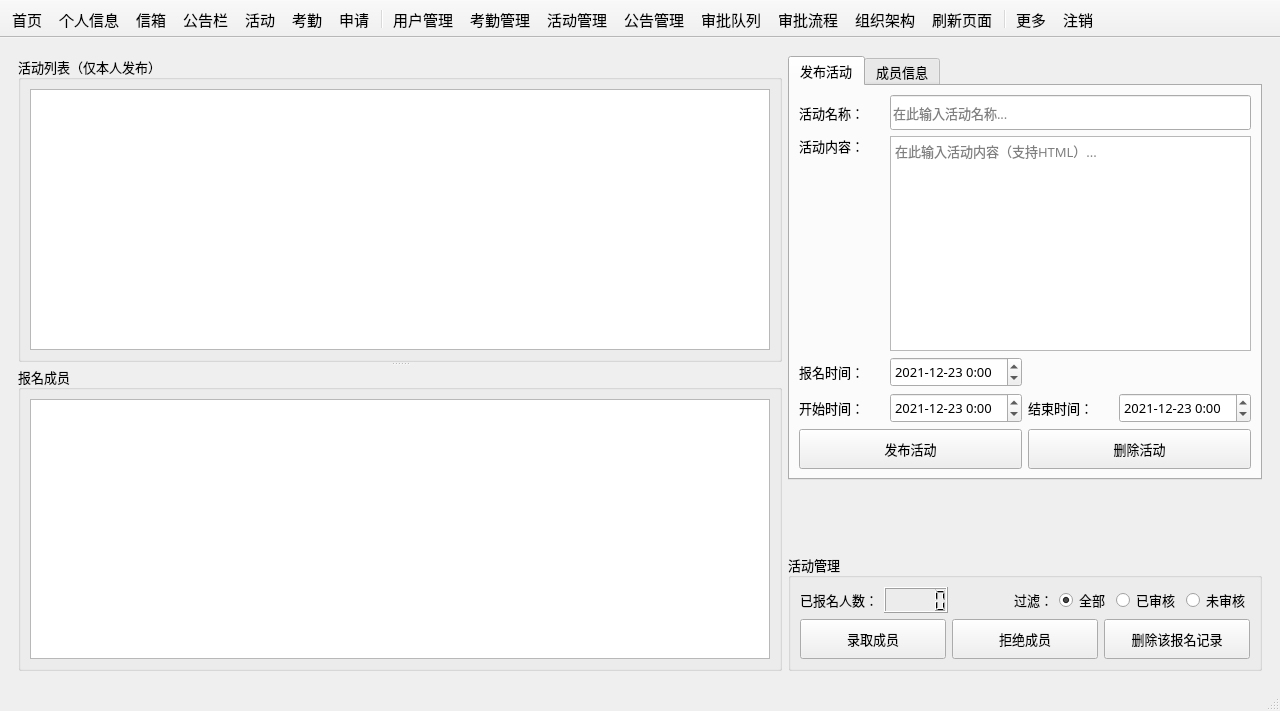
csthenry/weplanet-desktop, file mainwindow.ui: the form before one commit.
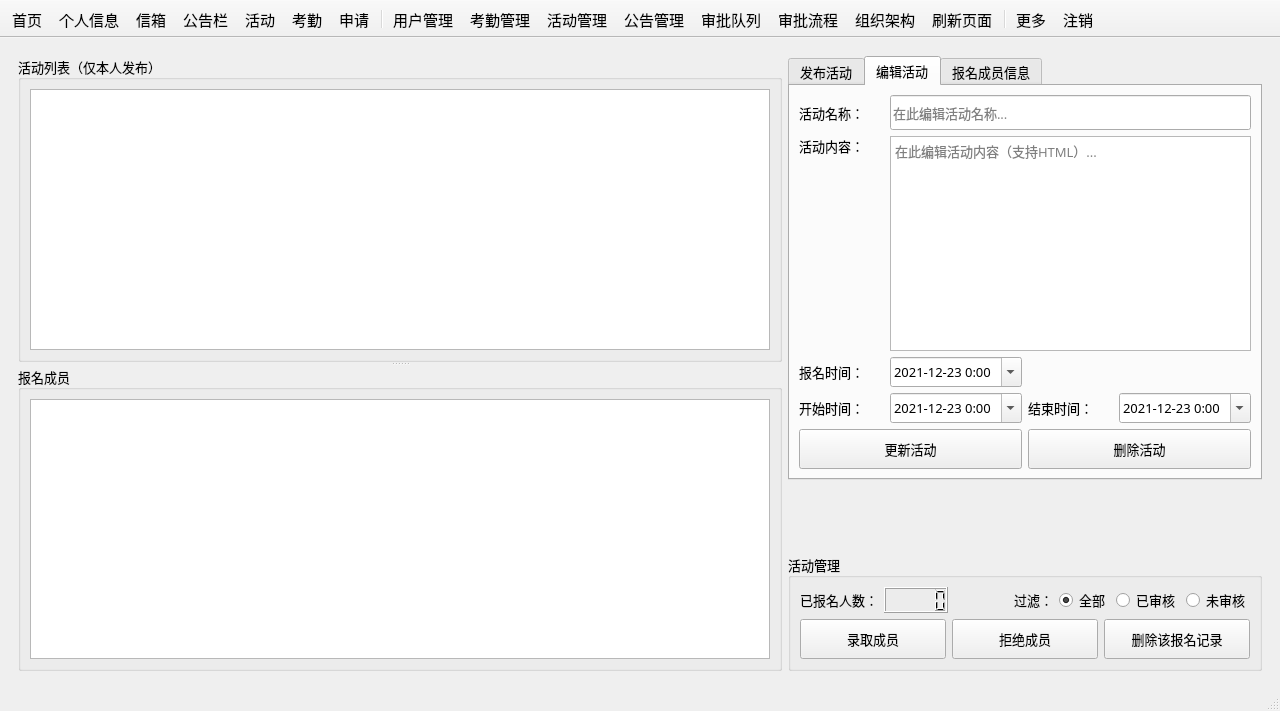
The form after the commit. The open tabs and pages were chosen to show the change. Icons and pictures are not drawn. Custom widgets are drawn as their Qt base class.

Commit message: 完善账号注册，完善活动编辑功能，修复活动审核bug。

Patch:
```diff
--- a/mainwindow.ui
+++ b/mainwindow.ui
@@ -4136,6 +4136,9 @@
               <property name="displayFormat">
                <string>yyyy-MM-dd H:mm</string>
               </property>
+              <property name="calendarPopup">
+               <bool>true</bool>
+              </property>
              </widget>
             </item>
             <item row="4" column="0">
@@ -4191,6 +4194,9 @@
               <property name="displayFormat">
                <string>yyyy-MM-dd H:mm</string>
               </property>
+              <property name="calendarPopup">
+               <bool>true</bool>
+              </property>
              </widget>
             </item>
             <item row="4" column="2">
@@ -4246,6 +4252,9 @@
               <property name="displayFormat">
                <string>yyyy-MM-dd H:mm</string>
               </property>
+              <property name="calendarPopup">
+               <bool>true</bool>
+              </property>
              </widget>
             </item>
             <item row="5" column="0" colspan="2">
@@ -4267,6 +4276,330 @@
              </widget>
             </item>
             <item row="5" column="2" colspan="2">
+             <widget class="QPushButton" name="btn_actClearEdit">
+              <property name="minimumSize">
+               <size>
+                <width>0</width>
+                <height>40</height>
+               </size>
+              </property>
+              <property name="font">
+               <font>
+                <pointsize>10</pointsize>
+               </font>
+              </property>
+              <property name="text">
+               <string>清空内容</string>
+              </property>
+             </widget>
+            </item>
+           </layout>
+          </widget>
+          <widget class="QWidget" name="tab_4">
+           <attribute name="title">
+            <string>编辑活动</string>
+           </attribute>
+           <layout class="QGridLayout" name="gridLayout_81">
+            <item row="0" column="0">
+             <widget class="QLabel" name="label_83">
+              <property name="minimumSize">
+               <size>
+                <width>85</width>
+                <height>0</height>
+               </size>
+              </property>
+              <property name="maximumSize">
+               <size>
+                <width>85</width>
+                <height>16777215</height>
+               </size>
+              </property>
+              <property name="font">
+               <font>
+                <pointsize>10</pointsize>
+               </font>
+              </property>
+              <property name="text">
+               <string>活动名称：</string>
+              </property>
+             </widget>
+            </item>
+            <item row="0" column="1" colspan="3">
+             <widget class="QLineEdit" name="lineEdit_actName_2">
+              <property name="minimumSize">
+               <size>
+                <width>0</width>
+                <height>35</height>
+               </size>
+              </property>
+              <property name="font">
+               <font>
+                <family>微软雅黑</family>
+                <pointsize>10</pointsize>
+               </font>
+              </property>
+              <property name="toolTip">
+               <string/>
+              </property>
+              <property name="styleSheet">
+               <string notr="true"/>
+              </property>
+              <property name="echoMode">
+               <enum>QLineEdit::Normal</enum>
+              </property>
+              <property name="placeholderText">
+               <string>在此编辑活动名称...</string>
+              </property>
+             </widget>
+            </item>
+            <item row="1" column="0">
+             <widget class="QLabel" name="label_87">
+              <property name="minimumSize">
+               <size>
+                <width>85</width>
+                <height>0</height>
+               </size>
+              </property>
+              <property name="maximumSize">
+               <size>
+                <width>85</width>
+                <height>16777215</height>
+               </size>
+              </property>
+              <property name="font">
+               <font>
+                <pointsize>10</pointsize>
+               </font>
+              </property>
+              <property name="text">
+               <string>活动内容：</string>
+              </property>
+             </widget>
+            </item>
+            <item row="1" column="1" rowspan="2" colspan="3">
+             <widget class="QTextEdit" name="textEdit_activity_2">
+              <property name="font">
+               <font>
+                <pointsize>10</pointsize>
+               </font>
+              </property>
+              <property name="styleSheet">
+               <string notr="true"/>
+              </property>
+              <property name="tabChangesFocus">
+               <bool>false</bool>
+              </property>
+              <property name="placeholderText">
+               <string>在此编辑活动内容（支持HTML）...</string>
+              </property>
+             </widget>
+            </item>
+            <item row="2" column="0">
+             <spacer name="verticalSpacer_9">
+              <property name="orientation">
+               <enum>Qt::Vertical</enum>
+              </property>
+              <property name="sizeHint" stdset="0">
+               <size>
+                <width>20</width>
+                <height>181</height>
+               </size>
+              </property>
+             </spacer>
+            </item>
+            <item row="3" column="0">
+             <widget class="QLabel" name="label_84">
+              <property name="minimumSize">
+               <size>
+                <width>85</width>
+                <height>0</height>
+               </size>
+              </property>
+              <property name="maximumSize">
+               <size>
+                <width>85</width>
+                <height>16777215</height>
+               </size>
+              </property>
+              <property name="font">
+               <font>
+                <pointsize>10</pointsize>
+               </font>
+              </property>
+              <property name="text">
+               <string>报名时间：</string>
+              </property>
+             </widget>
+            </item>
+            <item row="3" column="1">
+             <widget class="QDateTimeEdit" name="dateTimeEdit_actJoin_2">
+              <property name="minimumSize">
+               <size>
+                <width>0</width>
+                <height>30</height>
+               </size>
+              </property>
+              <property name="maximumSize">
+               <size>
+                <width>180</width>
+                <height>30</height>
+               </size>
+              </property>
+              <property name="font">
+               <font>
+                <pointsize>10</pointsize>
+               </font>
+              </property>
+              <property name="date">
+               <date>
+                <year>2021</year>
+                <month>12</month>
+                <day>23</day>
+               </date>
+              </property>
+              <property name="displayFormat">
+               <string>yyyy-MM-dd H:mm</string>
+              </property>
+              <property name="calendarPopup">
+               <bool>true</bool>
+              </property>
+             </widget>
+            </item>
+            <item row="4" column="0">
+             <widget class="QLabel" name="label_86">
+              <property name="minimumSize">
+               <size>
+                <width>85</width>
+                <height>0</height>
+               </size>
+              </property>
+              <property name="maximumSize">
+               <size>
+                <width>85</width>
+                <height>16777215</height>
+               </size>
+              </property>
+              <property name="font">
+               <font>
+                <pointsize>10</pointsize>
+               </font>
+              </property>
+              <property name="text">
+               <string>开始时间：</string>
+              </property>
+             </widget>
+            </item>
+            <item row="4" column="1">
+             <widget class="QDateTimeEdit" name="dateTimeEdit_actBegin_2">
+              <property name="minimumSize">
+               <size>
+                <width>0</width>
+                <height>30</height>
+               </size>
+              </property>
+              <property name="maximumSize">
+               <size>
+                <width>180</width>
+                <height>30</height>
+               </size>
+              </property>
+              <property name="font">
+               <font>
+                <pointsize>10</pointsize>
+               </font>
+              </property>
+              <property name="date">
+               <date>
+                <year>2021</year>
+                <month>12</month>
+                <day>23</day>
+               </date>
+              </property>
+              <property name="displayFormat">
+               <string>yyyy-MM-dd H:mm</string>
+              </property>
+              <property name="calendarPopup">
+               <bool>true</bool>
+              </property>
+             </widget>
+            </item>
+            <item row="4" column="2">
+             <widget class="QLabel" name="label_85">
+              <property name="minimumSize">
+               <size>
+                <width>85</width>
+                <height>0</height>
+               </size>
+              </property>
+              <property name="maximumSize">
+               <size>
+                <width>85</width>
+                <height>16777215</height>
+               </size>
+              </property>
+              <property name="font">
+               <font>
+                <pointsize>10</pointsize>
+               </font>
+              </property>
+              <property name="text">
+               <string>结束时间：</string>
+              </property>
+             </widget>
+            </item>
+            <item row="4" column="3">
+             <widget class="QDateTimeEdit" name="dateTimeEdit_actEnd_2">
+              <property name="minimumSize">
+               <size>
+                <width>0</width>
+                <height>30</height>
+               </size>
+              </property>
+              <property name="maximumSize">
+               <size>
+                <width>180</width>
+                <height>30</height>
+               </size>
+              </property>
+              <property name="font">
+               <font>
+                <pointsize>10</pointsize>
+               </font>
+              </property>
+              <property name="date">
+               <date>
+                <year>2021</year>
+                <month>12</month>
+                <day>23</day>
+               </date>
+              </property>
+              <property name="displayFormat">
+               <string>yyyy-MM-dd H:mm</string>
+              </property>
+              <property name="calendarPopup">
+               <bool>true</bool>
+              </property>
+             </widget>
+            </item>
+            <item row="5" column="0" colspan="2">
+             <widget class="QPushButton" name="btn_actUpdate">
+              <property name="minimumSize">
+               <size>
+                <width>0</width>
+                <height>40</height>
+               </size>
+              </property>
+              <property name="font">
+               <font>
+                <pointsize>10</pointsize>
+               </font>
+              </property>
+              <property name="text">
+               <string>更新活动</string>
+              </property>
+             </widget>
+            </item>
+            <item row="5" column="2" colspan="2">
              <widget class="QPushButton" name="btn_actClear">
               <property name="minimumSize">
                <size>
@@ -4288,7 +4621,7 @@
           </widget>
           <widget class="QWidget" name="tab_3">
            <attribute name="title">
-            <string>成员信息</string>
+            <string>报名成员信息</string>
            </attribute>
            <layout class="QGridLayout" name="gridLayout_84">
             <item row="0" column="0">
```
Left out of the diff: 4 changed lines with no effect on the pictures. The commit also changes 12 other files.
